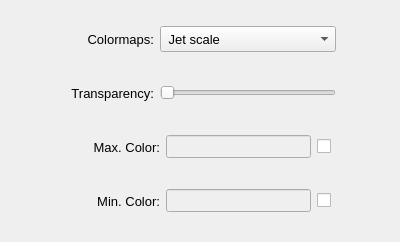
Before: the Qt Designer form vibra/interface/data/ui_files/plots/general/results_display_widget.ui in MOPT-UFSC/VIBRA, drawn with Qt 5.
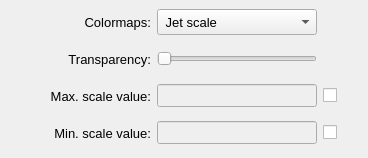
After: the same form once the commit is applied.

```diff
--- a/vibra/interface/data/ui_files/plots/general/results_display_widget.ui
+++ b/vibra/interface/data/ui_files/plots/general/results_display_widget.ui
@@ -6,16 +6,31 @@
    <rect>
     <x>0</x>
     <y>0</y>
-    <width>400</width>
-    <height>242</height>
+    <width>368</width>
+    <height>158</height>
    </rect>
   </property>
   <property name="windowTitle">
    <string>Form</string>
   </property>
   <layout class="QGridLayout" name="gridLayout">
-   <item row="3" column="0">
-    <widget class="QFrame" name="frame_2">
+   <property name="leftMargin">
+    <number>4</number>
+   </property>
+   <property name="topMargin">
+    <number>4</number>
+   </property>
+   <property name="rightMargin">
+    <number>4</number>
+   </property>
+   <property name="bottomMargin">
+    <number>4</number>
+   </property>
+   <property name="spacing">
+    <number>4</number>
+   </property>
+   <item row="0" column="0">
+    <widget class="QFrame" name="frame_4">
      <property name="minimumSize">
       <size>
        <width>0</width>
@@ -25,7 +40,7 @@
      <property name="maximumSize">
       <size>
        <width>16777215</width>
-       <height>40</height>
+       <height>16777215</height>
       </size>
      </property>
      <property name="frameShape">
@@ -34,7 +49,7 @@
      <property name="frameShadow">
       <enum>QFrame::Shadow::Raised</enum>
      </property>
-     <layout class="QGridLayout" name="gridLayout_3">
+     <layout class="QGridLayout" name="gridLayout_15">
       <property name="leftMargin">
        <number>0</number>
       </property>
@@ -47,67 +62,24 @@
       <property name="bottomMargin">
        <number>0</number>
       </property>
-      <item row="0" column="0">
-       <spacer name="horizontalSpacer_5">
-        <property name="orientation">
-         <enum>Qt::Orientation::Horizontal</enum>
-        </property>
-        <property name="sizeHint" stdset="0">
-         <size>
-          <width>40</width>
-          <height>20</height>
-         </size>
-        </property>
-       </spacer>
-      </item>
-      <item row="0" column="2">
-       <widget class="QLineEdit" name="lineEdit_min_color_value">
-        <property name="enabled">
-         <bool>false</bool>
-        </property>
-        <property name="sizePolicy">
-         <sizepolicy hsizetype="Preferred" vsizetype="Fixed">
-          <horstretch>0</horstretch>
-          <verstretch>0</verstretch>
-         </sizepolicy>
-        </property>
-        <property name="minimumSize">
-         <size>
-          <width>145</width>
-          <height>0</height>
-         </size>
-        </property>
-        <property name="maximumSize">
-         <size>
-          <width>200</width>
-          <height>16777215</height>
-         </size>
-        </property>
-        <property name="font">
-         <font>
-          <pointsize>10</pointsize>
-         </font>
-        </property>
-       </widget>
-      </item>
-      <item row="0" column="3">
+      <item row="3" column="4">
        <widget class="QCheckBox" name="min_color_check_box">
         <property name="text">
          <string/>
         </property>
        </widget>
       </item>
-      <item row="0" column="1">
+      <item row="3" column="1">
        <widget class="QLabel" name="label_2">
         <property name="minimumSize">
          <size>
-          <width>90</width>
+          <width>120</width>
           <height>26</height>
          </size>
         </property>
         <property name="maximumSize">
          <size>
-          <width>90</width>
+          <width>120</width>
           <height>26</height>
          </size>
         </property>
@@ -123,15 +95,15 @@
          <number>0</number>
         </property>
         <property name="text">
-         <string>Min. Color:</string>
+         <string>Min. scale value:</string>
         </property>
         <property name="alignment">
          <set>Qt::AlignmentFlag::AlignRight|Qt::AlignmentFlag::AlignTrailing|Qt::AlignmentFlag::AlignVCenter</set>
         </property>
        </widget>
       </item>
-      <item row="0" column="4">
-       <spacer name="horizontalSpacer_10">
+      <item row="2" column="5">
+       <spacer name="horizontalSpacer_14">
         <property name="orientation">
          <enum>Qt::Orientation::Horizontal</enum>
         </property>
@@ -143,44 +115,35 @@
         </property>
        </spacer>
       </item>
-     </layout>
+      <item row="1" column="1">
+       <widget class="QLabel" name="label_4">
+        <property name="minimumSize">
+         <size>
+          <width>120</width>
+          <height>26</height>
+         </size>
+        </property>
+        <property name="maximumSize">
+         <size>
+          <width>120</width>
+          <height>26</height>
+         </size>
+        </property>
+        <property name="font">
+         <font>
+          <pointsize>10</pointsize>
+         </font>
+        </property>
+        <property name="text">
+         <string>Transparency:</string>
+        </property>
+        <property name="alignment">
+         <set>Qt::AlignmentFlag::AlignRight|Qt::AlignmentFlag::AlignTrailing|Qt::AlignmentFlag::AlignVCenter</set>
+        </property>
     </widget>
    </item>
    <item row="2" column="0">
-    <widget class="QFrame" name="frame">
-     <property name="minimumSize">
-      <size>
-       <width>0</width>
-       <height>40</height>
-      </size>
-     </property>
-     <property name="maximumSize">
-      <size>
-       <width>16777215</width>
-       <height>40</height>
-      </size>
-     </property>
-     <property name="frameShape">
-      <enum>QFrame::Shape::NoFrame</enum>
-     </property>
-     <property name="frameShadow">
-      <enum>QFrame::Shadow::Raised</enum>
-     </property>
-     <layout class="QGridLayout" name="gridLayout_2">
-      <property name="leftMargin">
-       <number>0</number>
-      </property>
-      <property name="topMargin">
-       <number>0</number>
-      </property>
-      <property name="rightMargin">
-       <number>0</number>
-      </property>
-      <property name="bottomMargin">
-       <number>0</number>
-      </property>
-      <item row="0" column="4">
-       <spacer name="horizontalSpacer_4">
+       <spacer name="horizontalSpacer_15">
         <property name="orientation">
          <enum>Qt::Orientation::Horizontal</enum>
         </property>
@@ -192,67 +155,17 @@
         </property>
        </spacer>
       </item>
-      <item row="0" column="3">
-       <widget class="QCheckBox" name="max_color_check_box">
-        <property name="text">
-         <string/>
-        </property>
-       </widget>
-      </item>
-      <item row="0" column="2">
-       <widget class="QLineEdit" name="lineEdit_max_color_value">
-        <property name="enabled">
-         <bool>false</bool>
-        </property>
-        <property name="sizePolicy">
-         <sizepolicy hsizetype="Preferred" vsizetype="Fixed">
-          <horstretch>0</horstretch>
-          <verstretch>0</verstretch>
-         </sizepolicy>
-        </property>
-        <property name="minimumSize">
-         <size>
-          <width>145</width>
-          <height>0</height>
-         </size>
-        </property>
-        <property name="maximumSize">
-         <size>
-          <width>200</width>
-          <height>16777215</height>
-         </size>
-        </property>
-        <property name="font">
-         <font>
-          <pointsize>10</pointsize>
-         </font>
-        </property>
-       </widget>
-      </item>
-      <item row="0" column="0">
-       <spacer name="horizontalSpacer_3">
-        <property name="orientation">
-         <enum>Qt::Orientation::Horizontal</enum>
-        </property>
-        <property name="sizeHint" stdset="0">
-         <size>
-          <width>40</width>
-          <height>20</height>
-         </size>
-        </property>
-       </spacer>
-      </item>
-      <item row="0" column="1">
+      <item row="2" column="1">
        <widget class="QLabel" name="label">
         <property name="minimumSize">
          <size>
-          <width>90</width>
+          <width>120</width>
           <height>26</height>
          </size>
         </property>
         <property name="maximumSize">
          <size>
-          <width>90</width>
+          <width>120</width>
           <height>26</height>
          </size>
         </property>
@@ -265,60 +178,24 @@
          <string>Maximum colorbar value</string>
         </property>
         <property name="text">
-         <string>Max. Color:</string>
+         <string>Max. scale value:</string>
         </property>
         <property name="alignment">
          <set>Qt::AlignmentFlag::AlignRight|Qt::AlignmentFlag::AlignTrailing|Qt::AlignmentFlag::AlignVCenter</set>
         </property>
        </widget>
       </item>
-     </layout>
-    </widget>
-   </item>
-   <item row="1" column="0">
-    <widget class="QFrame" name="frame_transparency">
-     <property name="minimumSize">
-      <size>
-       <width>0</width>
-       <height>40</height>
-      </size>
-     </property>
-     <property name="maximumSize">
-      <size>
-       <width>16777215</width>
-       <height>40</height>
-      </size>
-     </property>
-     <property name="frameShape">
-      <enum>QFrame::Shape::NoFrame</enum>
-     </property>
-     <property name="frameShadow">
-      <enum>QFrame::Shadow::Raised</enum>
-     </property>
-     <layout class="QGridLayout" name="gridLayout_10">
-      <property name="leftMargin">
-       <number>0</number>
-      </property>
-      <property name="topMargin">
-       <number>0</number>
-      </property>
-      <property name="rightMargin">
-       <number>0</number>
-      </property>
-      <property name="bottomMargin">
-       <number>0</number>
-      </property>
       <item row="0" column="1">
-       <widget class="QLabel" name="label_4">
+       <widget class="QLabel" name="label_3">
         <property name="minimumSize">
          <size>
-          <width>90</width>
+          <width>120</width>
           <height>26</height>
          </size>
         </property>
         <property name="maximumSize">
          <size>
-          <width>90</width>
+          <width>120</width>
           <height>26</height>
          </size>
         </property>
@@ -328,141 +205,31 @@
          </font>
         </property>
         <property name="text">
-         <string>Transparency:</string>
+         <string>Colormaps:</string>
         </property>
         <property name="alignment">
          <set>Qt::AlignmentFlag::AlignRight|Qt::AlignmentFlag::AlignTrailing|Qt::AlignmentFlag::AlignVCenter</set>
         </property>
        </widget>
       </item>
-      <item row="0" column="2">
-       <widget class="QSlider" name="slider_transparency">
-        <property name="minimumSize">
-         <size>
-          <width>176</width>
-          <height>0</height>
-         </size>
+      <item row="2" column="4">
+       <widget class="QCheckBox" name="max_color_check_box">
+        <property name="text">
+         <string/>
         </property>
-        <property name="maximumSize">
-         <size>
-          <width>200</width>
-          <height>16777215</height>
-         </size>
-        </property>
-        <property name="orientation">
-         <enum>Qt::Orientation::Horizontal</enum>
-        </property>
        </widget>
       </item>
-      <item row="0" column="3">
-       <spacer name="horizontalSpacer_8">
-        <property name="orientation">
-         <enum>Qt::Orientation::Horizontal</enum>
-        </property>
-        <property name="sizeHint" stdset="0">
-         <size>
-          <width>40</width>
-          <height>20</height>
-         </size>
-        </property>
-       </spacer>
-      </item>
-      <item row="0" column="0">
-       <spacer name="horizontalSpacer_9">
-        <property name="orientation">
-         <enum>Qt::Orientation::Horizontal</enum>
-        </property>
-        <property name="sizeHint" stdset="0">
-         <size>
-          <width>40</width>
-          <height>20</height>
-         </size>
-        </property>
-       </spacer>
-      </item>
-     </layout>
-    </widget>
-   </item>
-   <item row="0" column="0">
-    <widget class="QFrame" name="frame_4">
-     <property name="minimumSize">
-      <size>
-       <width>0</width>
-       <height>40</height>
-      </size>
-     </property>
-     <property name="maximumSize">
-      <size>
-       <width>16777215</width>
-       <height>40</height>
-      </size>
-     </property>
-     <property name="frameShape">
-      <enum>QFrame::Shape::NoFrame</enum>
-     </property>
-     <property name="frameShadow">
-      <enum>QFrame::Shadow::Raised</enum>
-     </property>
-     <layout class="QGridLayout" name="gridLayout_15">
-      <property name="leftMargin">
-       <number>0</number>
-      </property>
-      <property name="topMargin">
-       <number>0</number>
-      </property>
-      <property name="rightMargin">
-       <number>0</number>
-      </property>
-      <property name="bottomMargin">
-       <number>0</number>
-      </property>
       <item row="0" column="2">
-       <widget class="QFrame" name="frame_8">
-        <property name="minimumSize">
-         <size>
-          <width>176</width>
-          <height>0</height>
-         </size>
-        </property>
-        <property name="maximumSize">
-         <size>
-          <width>176</width>
-          <height>16777215</height>
-         </size>
-        </property>
-        <property name="frameShape">
-         <enum>QFrame::Shape::NoFrame</enum>
-        </property>
-        <property name="frameShadow">
-         <enum>QFrame::Shadow::Raised</enum>
-        </property>
-        <layout class="QGridLayout" name="gridLayout_16">
-         <property name="leftMargin">
-          <number>0</number>
-         </property>
-         <property name="topMargin">
-          <number>0</number>
-         </property>
-         <property name="rightMargin">
-          <number>0</number>
-         </property>
-         <property name="bottomMargin">
-          <number>0</number>
-         </property>
-         <property name="spacing">
-          <number>0</number>
-         </property>
-         <item row="0" column="0">
           <widget class="QComboBox" name="comboBox_colormaps">
            <property name="minimumSize">
             <size>
-             <width>120</width>
+          <width>160</width>
              <height>26</height>
             </size>
            </property>
            <property name="maximumSize">
             <size>
-             <width>200</width>
+          <width>160</width>
              <height>26</height>
             </size>
            </property>
@@ -528,34 +295,46 @@
            </item>
           </widget>
          </item>
-        </layout>
-       </widget>
-      </item>
-      <item row="0" column="3">
-       <spacer name="horizontalSpacer_14">
-        <property name="orientation">
-         <enum>Qt::Orientation::Horizontal</enum>
+      <item row="1" column="2">
+       <widget class="QSlider" name="slider_transparency">
+        <property name="minimumSize">
+         <size>
+          <width>160</width>
+          <height>0</height>
+         </size>
         </property>
-        <property name="sizeHint" stdset="0">
+        <property name="maximumSize">
          <size>
-          <width>40</width>
-          <height>20</height>
+          <width>160</width>
+          <height>16777215</height>
          </size>
         </property>
-       </spacer>
+        <property name="orientation">
+         <enum>Qt::Orientation::Horizontal</enum>
+        </property>
+       </widget>
       </item>
-      <item row="0" column="1">
-       <widget class="QLabel" name="label_3">
+      <item row="2" column="2">
+       <widget class="QLineEdit" name="lineEdit_max_color_value">
+        <property name="enabled">
+         <bool>false</bool>
+        </property>
+        <property name="sizePolicy">
+         <sizepolicy hsizetype="Preferred" vsizetype="Fixed">
+          <horstretch>0</horstretch>
+          <verstretch>0</verstretch>
+         </sizepolicy>
+        </property>
         <property name="minimumSize">
          <size>
-          <width>90</width>
-          <height>26</height>
+          <width>160</width>
+          <height>0</height>
          </size>
         </property>
         <property name="maximumSize">
          <size>
-          <width>90</width>
-          <height>26</height>
+          <width>160</width>
+          <height>16777215</height>
          </size>
         </property>
         <property name="font">
@@ -563,26 +342,37 @@
           <pointsize>10</pointsize>
          </font>
         </property>
-        <property name="text">
-         <string>Colormaps:</string>
-        </property>
-        <property name="alignment">
-         <set>Qt::AlignmentFlag::AlignRight|Qt::AlignmentFlag::AlignTrailing|Qt::AlignmentFlag::AlignVCenter</set>
-        </property>
        </widget>
       </item>
-      <item row="0" column="0">
-       <spacer name="horizontalSpacer_15">
-        <property name="orientation">
-         <enum>Qt::Orientation::Horizontal</enum>
+      <item row="3" column="2">
+       <widget class="QLineEdit" name="lineEdit_min_color_value">
+        <property name="enabled">
+         <bool>false</bool>
         </property>
-        <property name="sizeHint" stdset="0">
+        <property name="sizePolicy">
+         <sizepolicy hsizetype="Preferred" vsizetype="Fixed">
+          <horstretch>0</horstretch>
+          <verstretch>0</verstretch>
+         </sizepolicy>
+        </property>
+        <property name="minimumSize">
          <size>
-          <width>40</width>
-          <height>20</height>
+          <width>160</width>
+          <height>0</height>
          </size>
         </property>
-       </spacer>
+        <property name="maximumSize">
+         <size>
+          <width>160</width>
+          <height>16777215</height>
+         </size>
+        </property>
+        <property name="font">
+         <font>
+          <pointsize>10</pointsize>
+         </font>
+        </property>
+       </widget>
       </item>
      </layout>
     </widget>
```
Lines whose indentation alone changed are shown as unchanged.
